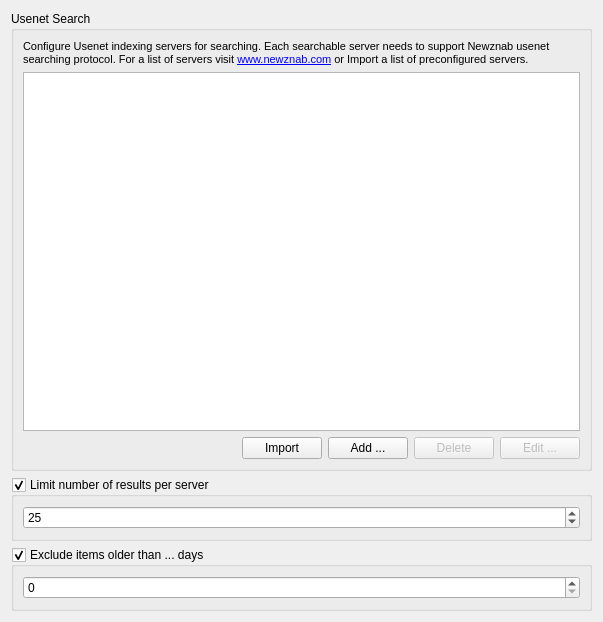
First picture: the form in app/gui/searchsettings.ui, repository ensisoft/newsflash-plus, before the edit.
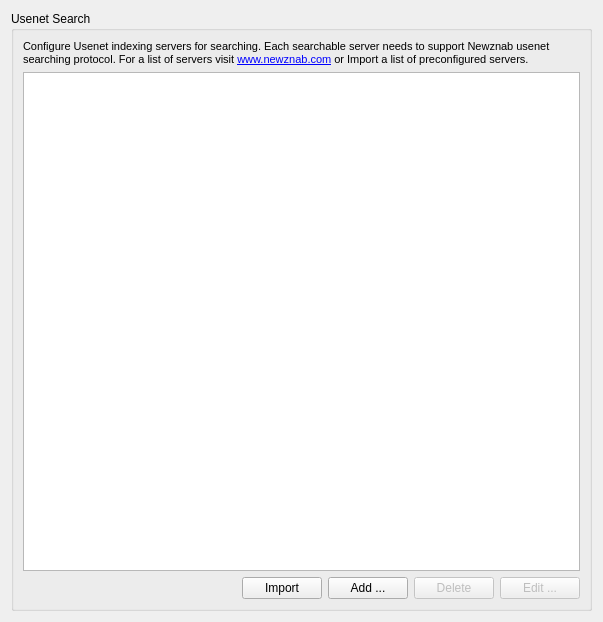
Second picture: the form after the edit.

Diff of the .ui file:
```diff
--- a/app/gui/searchsettings.ui
+++ b/app/gui/searchsettings.ui
@@ -97,50 +97,6 @@
      </layout>
     </widget>
    </item>
-   <item>
-    <widget class="QGroupBox" name="grpLimit">
-     <property name="title">
-      <string>Limit number of results per server</string>
-     </property>
-     <property name="checkable">
-      <bool>true</bool>
-     </property>
-     <layout class="QGridLayout" name="gridLayout_2">
-      <item row="0" column="0">
-       <widget class="QSpinBox" name="spinLimit">
-        <property name="minimum">
-         <number>1</number>
-        </property>
-        <property name="maximum">
-         <number>100</number>
-        </property>
-        <property name="value">
-         <number>25</number>
-        </property>
-       </widget>
-      </item>
-     </layout>
-    </widget>
-   </item>
-   <item>
-    <widget class="QGroupBox" name="grpAge">
-     <property name="title">
-      <string>Exclude items older than ... days</string>
-     </property>
-     <property name="checkable">
-      <bool>true</bool>
-     </property>
-     <layout class="QVBoxLayout" name="verticalLayout_2">
-      <item>
-       <widget class="QSpinBox" name="spinAge">
-        <property name="maximum">
-         <number>1000</number>
-        </property>
-       </widget>
-      </item>
-     </layout>
-    </widget>
-   </item>
   </layout>
  </widget>
  <resources/>
```
